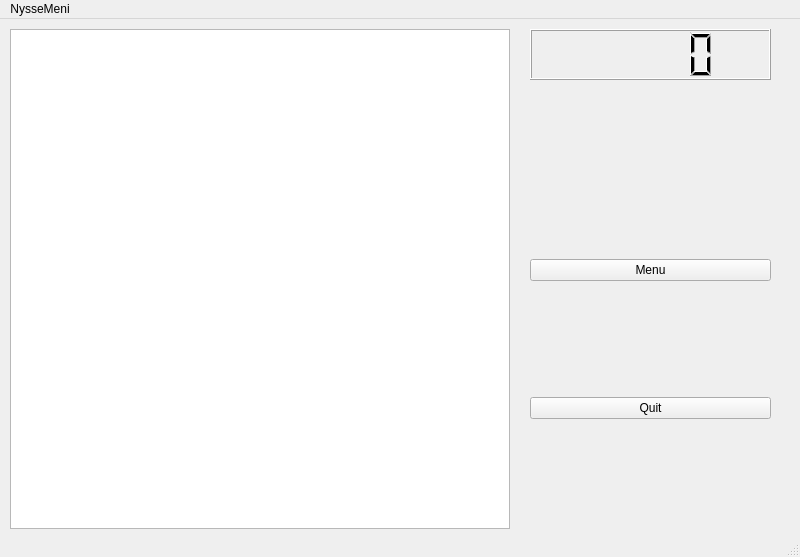
The window that Game/mainwindow.ui (ItsOpaz/ohjelmointi3) describes before a commit, drawn with Qt 5.
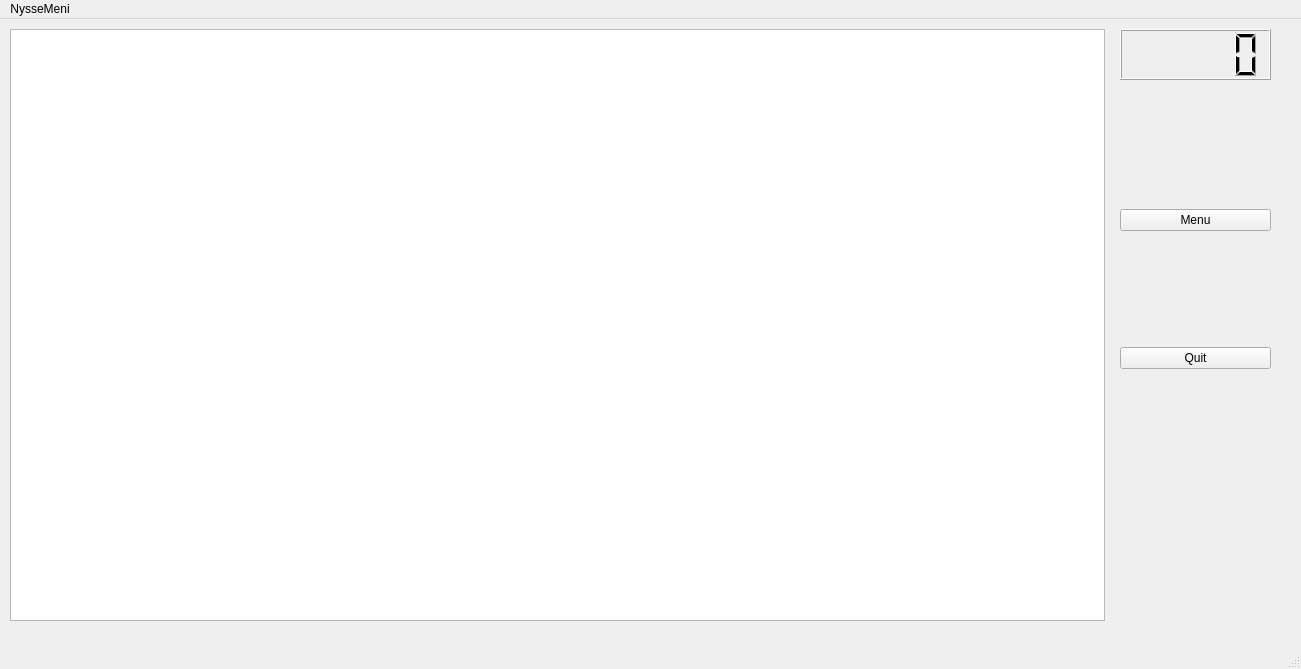
The same window after the commit.

```diff
--- a/Game/mainwindow.ui
+++ b/Game/mainwindow.ui
@@ -6,8 +6,8 @@
    <rect>
     <x>0</x>
     <y>0</y>
-    <width>800</width>
-    <height>557</height>
+    <width>1301</width>
+    <height>669</height>
    </rect>
   </property>
   <property name="windowTitle">
@@ -19,17 +19,17 @@
      <rect>
       <x>10</x>
       <y>10</y>
-      <width>500</width>
-      <height>500</height>
+      <width>1095</width>
+      <height>592</height>
      </rect>
     </property>
    </widget>
    <widget class="QLCDNumber" name="lcdPoints">
     <property name="geometry">
      <rect>
-      <x>530</x>
+      <x>1120</x>
       <y>10</y>
-      <width>241</width>
+      <width>151</width>
       <height>51</height>
      </rect>
     </property>
@@ -37,9 +37,9 @@
    <widget class="QWidget" name="verticalLayoutWidget">
     <property name="geometry">
      <rect>
-      <x>530</x>
-      <y>130</y>
-      <width>241</width>
+      <x>1120</x>
+      <y>80</y>
+      <width>151</width>
       <height>381</height>
      </rect>
     </property>
@@ -66,7 +66,7 @@
     <rect>
      <x>0</x>
      <y>0</y>
-     <width>800</width>
+     <width>1301</width>
      <height>20</height>
     </rect>
    </property>
```
